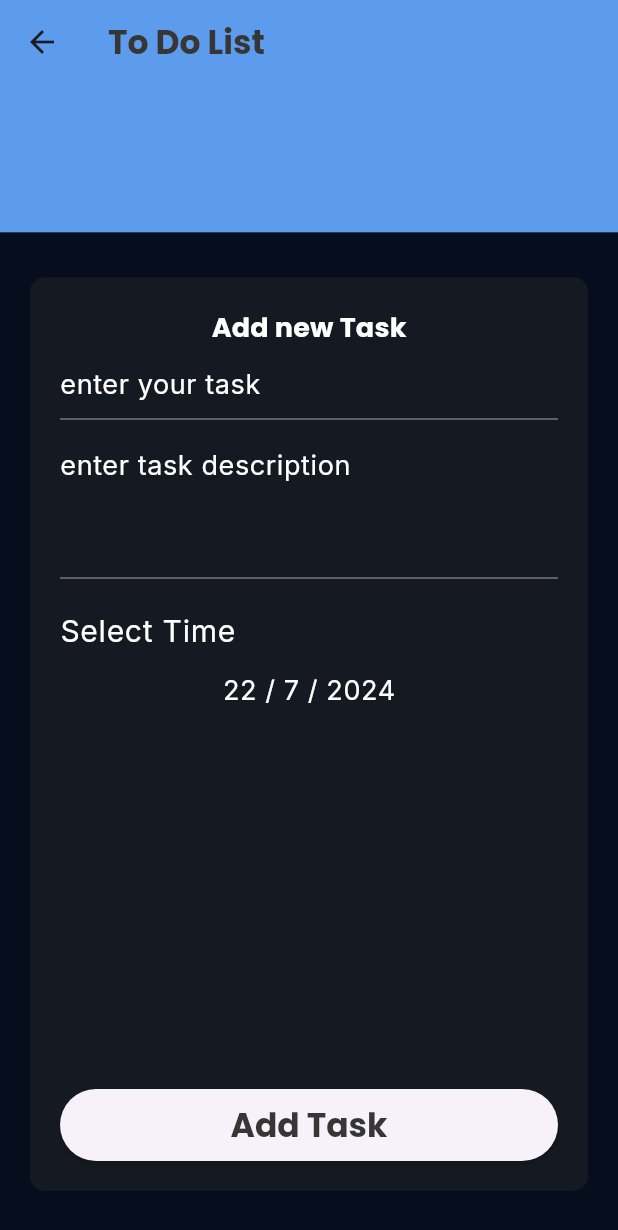
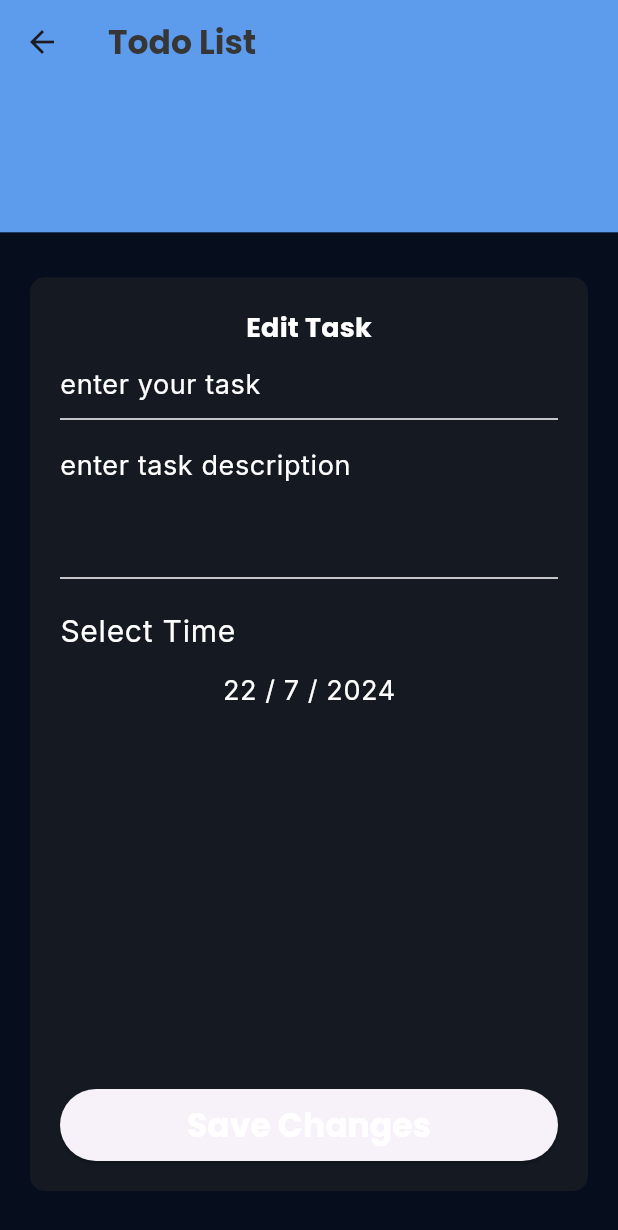
Before and after one commit to sherifHamdyAhmed93/flutter_todo_app, a Flutter app: the screen it shows after launch, after a tap on "Play basket ball", on a phone screen of 412 x 824 dp. Shown: the top 1230 px of the screen. Run offline on Flutter 3.47's test engine with Material 3 defaults, Android fonts, the phone set to English and light mode, and no system bars; our stand-ins replace easy_date_timeline, flutter_native_splash, google_fonts, shared_preferences; generated files the repository leaves out were written again.

Commit message:
Update localization and add task model

```diff
--- a/lib/add_task_bottom_sheet/add_task_bottom_sheet.dart
+++ b/lib/add_task_bottom_sheet/add_task_bottom_sheet.dart
@@ -3,10 +3,11 @@ import 'package:flutter_gen/gen_l10n/app_localizations.dart';
 import 'package:flutter_todo_app/colors/app_colors.dart';
 import 'package:provider/provider.dart';
 
+import '../model/task.dart';
 import '../provider/app_theme_provider.dart';
 
 class AddTaskBottomSheet extends StatefulWidget {
-  const AddTaskBottomSheet({super.key});
+  AddTaskBottomSheet({super.key});
 
   @override
   State<AddTaskBottomSheet> createState() => _AddTaskBottomSheetState();
@@ -19,6 +20,7 @@ class _AddTaskBottomSheetState extends State<AddTaskBottomSheet> {
   @override
   Widget build(BuildContext context) {
     AppThemeProvider themeProvider = Provider.of<AppThemeProvider>(context);
+    Task? task = ModalRoute.of(context)?.settings.arguments as Task?;
 
     return Container(
       decoration: BoxDecoration(
@@ -33,7 +35,9 @@ class _AddTaskBottomSheetState extends State<AddTaskBottomSheet> {
           Column(
             children: [
               Text(
-                AppLocalizations.of(context)!.add_new_task,
+                task == null
+                    ? AppLocalizations.of(context)!.add_new_task
+                    : AppLocalizations.of(context)!.edit_task,
                 style: Theme.of(context)
                     .textTheme
                     .titleMedium?.copyWith(
@@ -51,7 +55,15 @@ class _AddTaskBottomSheetState extends State<AddTaskBottomSheet> {
                         decoration: InputDecoration(
                             hintText: AppLocalizations.of(context)!
                                 .enter_your_task_hint,
-                            hintStyle: Theme.of(context).textTheme.bodySmall),
+                            hintStyle: Theme.of(context).textTheme.bodySmall,
+                            enabledBorder: UnderlineInputBorder(
+                                borderSide: BorderSide(
+                                    color: themeProvider
+                                        .getUnderLineBorderColor())),
+                            focusedBorder: UnderlineInputBorder(
+                                borderSide: BorderSide(
+                                    color: themeProvider
+                                        .getUnderLineBorderColor()))),
                         validator: (value) {
                           if (value == null || value.isEmpty) {
                             return AppLocalizations.of(context)!
@@ -69,7 +81,15 @@ class _AddTaskBottomSheetState extends State<AddTaskBottomSheet> {
                         decoration: InputDecoration(
                             hintText: AppLocalizations.of(context)!
                                 .enter_task_description_hint,
-                            hintStyle: Theme.of(context).textTheme.bodySmall),
+                            hintStyle: Theme.of(context).textTheme.bodySmall,
+                            enabledBorder: UnderlineInputBorder(
+                                borderSide: BorderSide(
+                                    color: themeProvider
+                                        .getUnderLineBorderColor())),
+                            focusedBorder: UnderlineInputBorder(
+                                borderSide: BorderSide(
+                                    color: themeProvider
+                                        .getUnderLineBorderColor()))),
                         validator: (value) {
                           if (value == null || value.isEmpty) {
                             return AppLocalizations.of(context)!
@@ -100,8 +120,13 @@ class _AddTaskBottomSheetState extends State<AddTaskBottomSheet> {
                   padding: EdgeInsets.symmetric(vertical: 10)),
               onPressed: didTapOnAddTask,
               child: Text(
-                AppLocalizations.of(context)!.add_task_button_title,
-                style: Theme.of(context).textTheme.titleLarge,
+                task == null
+                    ? AppLocalizations.of(context)!.add_task_button_title
+                    : AppLocalizations.of(context)!.edit_task_button_title,
+                style: Theme.of(context)
+                    .textTheme
+                    .titleLarge!
+                    .copyWith(color: AppColors.whiteColor),
               ))
         ],
       ),
--- a/lib/colors/app_colors.dart
+++ b/lib/colors/app_colors.dart
@@ -20,4 +20,6 @@ class AppColors{
 
   static final Color hintColor = Color(0xffA9A9A9);
   static final Color hintDarkColor = Color(0xffffffff);
+
+  static final Color underLineBorderColorColor = Color(0xff707070);
 }
--- a/lib/edit_task_screen/edit_task_screen.dart
+++ b/lib/edit_task_screen/edit_task_screen.dart
@@ -1,4 +1,5 @@
 import 'package:flutter/material.dart';
+import 'package:flutter_gen/gen_l10n/app_localizations.dart';
 import 'package:provider/provider.dart';
 
 import '../add_task_bottom_sheet/add_task_bottom_sheet.dart';
@@ -19,7 +20,7 @@ class EditTaskScreen extends StatelessWidget {
     return Scaffold(
       appBar: AppBar(
         title: Text(
-          'To Do List',
+          AppLocalizations.of(context)!.app_title,
           style: Theme.of(context).textTheme.titleLarge,
         ),
         centerTitle: false,
--- a/lib/l10n/app_ar.arb
+++ b/lib/l10n/app_ar.arb
@@ -14,5 +14,7 @@
      "enter_task_description_hint": "أدخل وصف المهمة",
      "please_enter_task_desc_error": "يرجى إدخال وصف المهمة",
      "select_time": "اختر الوقت",
-     "add_task_button_title": "أضف المهمة"
+     "add_task_button_title": "أضف المهمة",
+        "edit_task" : "تعديل المهمة",
+          "edit_task_button_title": "حفظ التغيرات"
 }
--- a/lib/l10n/app_en.arb
+++ b/lib/l10n/app_en.arb
@@ -14,5 +14,7 @@
     "enter_task_description_hint": "enter task description",
     "please_enter_task_desc_error": "Please enter task desc",
     "select_time": "Select Time",
-    "add_task_button_title": "Add Task"
+    "add_task_button_title": "Add Task",
+     "edit_task" : "Edit Task",
+    "edit_task_button_title": "Save Changes"
 }
--- a/lib/main.dart
+++ b/lib/main.dart
@@ -5,6 +5,7 @@ import 'package:flutter_todo_app/edit_task_screen/edit_task_screen.dart';
 import 'package:flutter_todo_app/home/home_screen.dart';
 import 'package:flutter_todo_app/provider/app_language_provider.dart';
 import 'package:flutter_todo_app/provider/app_theme_provider.dart';
+import 'package:flutter_todo_app/theme/app_theme.dart';
 import 'package:provider/provider.dart';
 
 void main() {
@@ -51,13 +52,16 @@ class _MyAppState extends State<MyApp> {
     AppThemeProvider themeProvider = Provider.of<AppThemeProvider>(context);
     AppLanguageProvider languageProvider =
         Provider.of<AppLanguageProvider>(context);
+    print('Saved Theme is ${themeProvider.currentAppTheme}');
+    print('Saved Lang is ${languageProvider.currentAppLanguage}');
 
     return MaterialApp(
       localizationsDelegates: AppLocalizations.localizationsDelegates,
       supportedLocales: AppLocalizations.supportedLocales,
       locale: Locale(languageProvider.currentAppLanguage),
       title: 'Flutter Demo',
-      theme: themeProvider.getCurrentAppTheme(),
+      theme: AppTheme.lightTheme,
+      darkTheme: AppTheme.darkTheme,
       themeMode: themeProvider.currentAppTheme,
       initialRoute: HomeScreen.screenName,
       routes: {
--- /dev/null
+++ b/lib/model/task.dart
@@ -0,0 +1,8 @@
+class Task {
+  Task(
+      {required this.taskName, required this.taskDesc, required this.taskTime});
+
+  String taskName;
+  String taskDesc;
+  DateTime taskTime;
+}
--- a/lib/provider/app_theme_provider.dart
+++ b/lib/provider/app_theme_provider.dart
@@ -52,16 +52,16 @@ class AppThemeProvider extends ChangeNotifier {
         : AppColors.primaryColor;
   }
 
+  Color getUnderLineBorderColor() {
+    return isCurrentAppThemeLight()
+        ? AppColors.underLineBorderColorColor
+        : AppColors.whiteColor;
+  }
+
   Color getContainerBackground() {
     return isCurrentAppThemeLight()
         ? AppColors.cardBackgroundLightColor
         : AppColors.cardBackgroundDarkColor;
-  }
-
-  Color getIconsColor() {
-    return isCurrentAppThemeLight()
-        ? AppColors.primaryColor
-        : AppColors.primaryColor;
   }
 
   Color getNavBarBackgrounnd() {
--- a/lib/tasks_screen/task_item.dart
+++ b/lib/tasks_screen/task_item.dart
@@ -1,6 +1,7 @@
 import 'package:flutter/material.dart';
 import 'package:flutter_todo_app/colors/app_colors.dart';
 import 'package:flutter_todo_app/edit_task_screen/edit_task_screen.dart';
+import 'package:flutter_todo_app/model/task.dart';
 import 'package:provider/provider.dart';
 
 import '../provider/app_theme_provider.dart';
@@ -14,7 +15,9 @@ class TaskItem extends StatelessWidget {
 
     return InkWell(
       onTap: () {
-        Navigator.of(context).pushNamed(EditTaskScreen.screenName);
+        Navigator.of(context).pushNamed(EditTaskScreen.screenName,
+            arguments:
+                Task(taskName: "", taskDesc: "", taskTime: DateTime.now()));
       },
       child: Container(
         margin: EdgeInsets.all(10),
--- a/pubspec.yaml
+++ b/pubspec.yaml
@@ -113,7 +113,8 @@ flutter_native_splash:
   # size of the app. Only one parameter can be used, color and background_image cannot both be set.
 #  color: "#42a5f5"
   background_image: "assets/images/splash_screen_light.png"
-
+  android: true
+  ios: true
   # Optional parameters are listed below.  To enable a parameter, uncomment the line by removing
   # the leading # character.
 
@@ -146,7 +147,7 @@ flutter_native_splash:
   # From Android 12 onwards, the splash screen is handled differently than in previous versions.
   # Please visit https://developer.android.com/guide/topics/ui/splash-screen
   # Following are specific parameters for Android 12+.
-  android_12:
+  # android_12:
   # The image parameter sets the splash screen icon image.  If this parameter is not specified,
   # the app's launcher icon will be used instead.
   # Please note that the splash screen will be clipped to a circle on the center of the screen.
```
Also changed, not shown: 1 other file.
